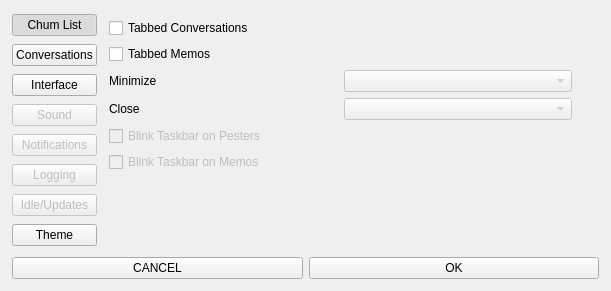
henry232323/Pesterchum-Discord, file themes/pesterchum2.5/ui/OptionsWindow.ui: the form before one commit.
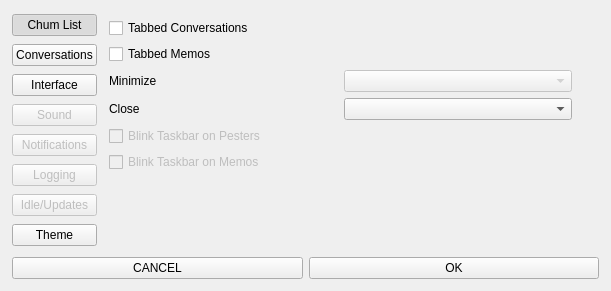
The form after the commit. The open tabs and pages were chosen to show the change.

What changed in the file:
```diff
--- a/themes/pesterchum2.5/ui/OptionsWindow.ui
+++ b/themes/pesterchum2.5/ui/OptionsWindow.ui
@@ -373,7 +373,7 @@
                <item row="1" column="1">
                 <widget class="QComboBox" name="closeCombo">
                  <property name="enabled">
-                  <bool>false</bool>
+                  <bool>true</bool>
                  </property>
                 </widget>
                </item>
```
